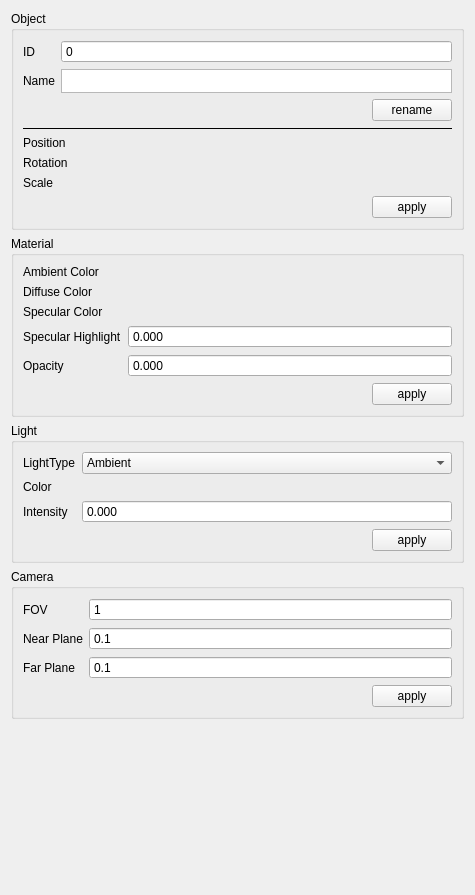
RullDeef/cw-1, file Gui/src/Frames/InspectorFrame/InspectorWidget/InspectorWidget.ui: the form before one commit.
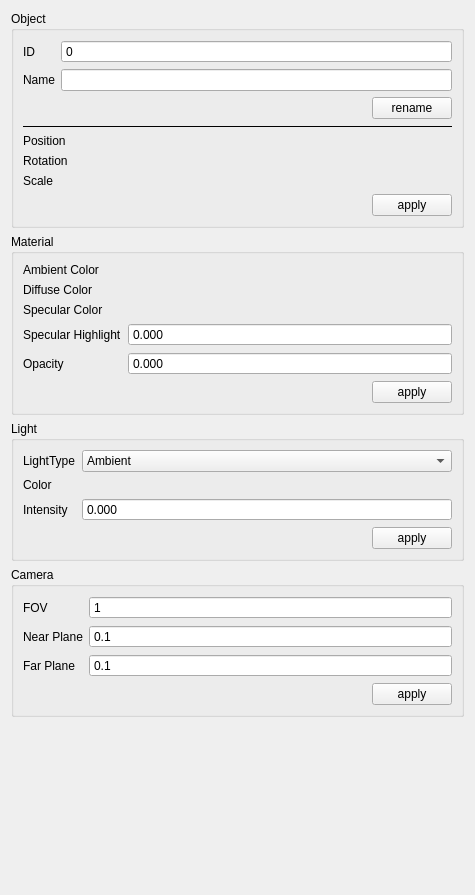
The form after the commit. Custom widgets are drawn as their Qt base class.

Diff of the .ui file:
```diff
--- a/Gui/src/Frames/InspectorFrame/InspectorWidget/InspectorWidget.ui
+++ b/Gui/src/Frames/InspectorFrame/InspectorWidget/InspectorWidget.ui
@@ -58,34 +58,6 @@
           </property>
          </widget>
         </item>
-        <item row="1" column="1">
-         <widget class="QPlainTextEdit" name="nameTextEdit">
-          <property name="sizePolicy">
-           <sizepolicy hsizetype="Minimum" vsizetype="Fixed">
-            <horstretch>0</horstretch>
-            <verstretch>0</verstretch>
-           </sizepolicy>
-          </property>
-          <property name="maximumSize">
-           <size>
-            <width>16777215</width>
-            <height>24</height>
-           </size>
-          </property>
-          <property name="inputMethodHints">
-           <set>Qt::ImhNone</set>
-          </property>
-          <property name="verticalScrollBarPolicy">
-           <enum>Qt::ScrollBarAlwaysOff</enum>
-          </property>
-          <property name="horizontalScrollBarPolicy">
-           <enum>Qt::ScrollBarAlwaysOff</enum>
-          </property>
-          <property name="lineWrapMode">
-           <enum>QPlainTextEdit::NoWrap</enum>
-          </property>
-         </widget>
-        </item>
         <item row="2" column="1">
          <layout class="QHBoxLayout" name="horizontalLayout_9">
           <item>
@@ -110,6 +82,9 @@
           </item>
          </layout>
         </item>
+        <item row="1" column="1">
+         <widget class="QLineEdit" name="nameTextEdit"/>
+        </item>
        </layout>
       </item>
       <item>
```
